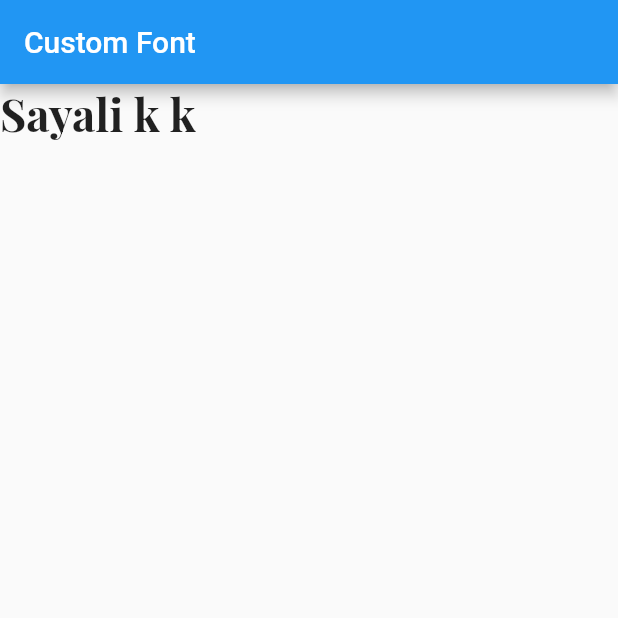
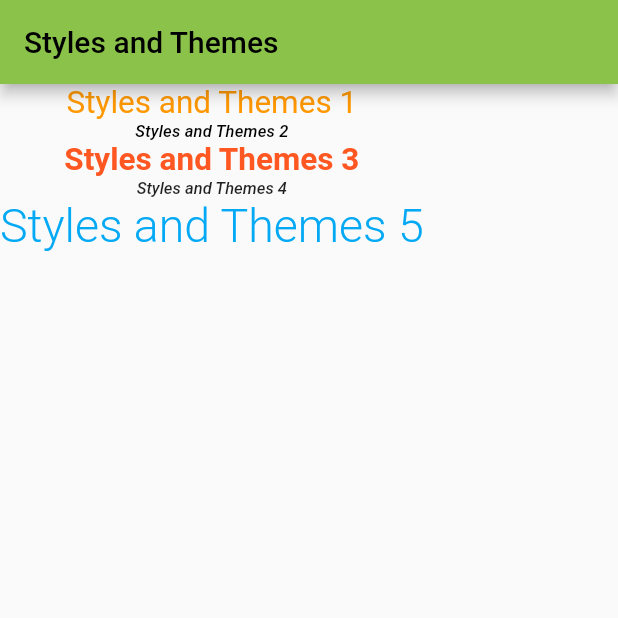
Before and after one commit to KiranKhadd29/practiceFlutter, a Flutter app: the screen it shows after launch, on a phone screen of 412 x 824 dp, the top half of it. Run offline on Flutter 3.47's test engine with Material 2 defaults, Android fonts, the phone set to English and light mode, and no system bars.

Commit message:
Style and themes

```diff
--- a/Sayali Workspace/demoproject/lib/main.dart
+++ b/Sayali Workspace/demoproject/lib/main.dart
@@ -1,3 +1,4 @@
+import 'package:demoproject/ui_helper/util.dart';
 import 'package:flutter/material.dart';
 
 void main() {
@@ -14,6 +15,11 @@ class MyApp extends StatelessWidget {
       title: 'Flutter Demo',
       debugShowCheckedModeBanner: false,
       theme: ThemeData(
+        primarySwatch: Colors.lightGreen,
+        textTheme: TextTheme(
+            displayMedium: TextStyle(fontSize: 21,fontWeight: FontWeight.bold,),
+            titleSmall:  TextStyle(fontSize: 11,fontWeight: FontWeight.w500,fontStyle: FontStyle.italic),
+        ),
       ),
       home: const MyHomePage(title: 'Flutter Demo Home Page'),
     );
@@ -35,7 +41,7 @@ class _MyHomePageState extends State<MyHomePage> {
       appBar: AppBar(
         // Here we take the value from the MyHomePage object that was created by
         // the App.build method, and use it to set our appbar title.
-        title: Text('Custom Font'),
+        title: Text('Styles and Themes'),
       ),
       //Flutter container
       /*body:Center(
@@ -515,8 +521,18 @@ class _MyHomePageState extends State<MyHomePage> {
           )
       ),*/
       //Custom fonts
-      body: Text(
+      /*body: Text(
         'Sayali k k',style: TextStyle(fontFamily: 'FontPlayfairDisplay',fontWeight: FontWeight.bold,fontSize: 30),
+      ),*/
+      //styles and themes
+      body: Column(
+        children: [
+          Text('Styles and Themes 1',style: mTextStyle2(textColor: Colors.orange)),
+          Text('Styles and Themes 2',style: Theme.of(context).textTheme.titleSmall),
+          Text('Styles and Themes 3',style: Theme.of(context).textTheme.displayMedium!.copyWith(color: Colors.deepOrange)),
+          Text('Styles and Themes 4',style: mTextStyle1()),
+          Text('Styles and Themes 5',style: TextStyle(fontSize: 31,fontWeight: FontWeight.w300,fontStyle: FontStyle.normal,color: Colors.lightBlue),),
+        ],
       ),
     );
   }
--- /dev/null
+++ b/Sayali Workspace/demoproject/lib/ui_helper/util.dart
@@ -0,0 +1,22 @@
+
+import 'package:flutter/material.dart';
+
+TextStyle mTextStyle1() {
+  return TextStyle(
+    fontSize: 11,
+    fontWeight: FontWeight.w500,
+      fontStyle: FontStyle.italic
+  );
+}
+TextStyle mTextStyle2(
+    {
+      //not required properties
+      Color textColor = Colors.black,
+      FontWeight fontWeight = FontWeight.normal
+    }){
+  return TextStyle(
+      fontSize: 21,
+      color: textColor,
+      fontWeight: fontWeight
+  );
+}
```
